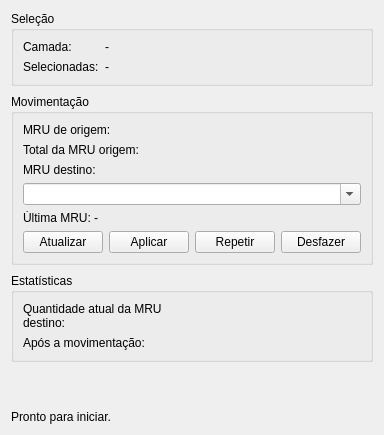
The window that dialog.ui (dhouglastellus-ops/MRUTools) describes before a commit, drawn with Qt 5.
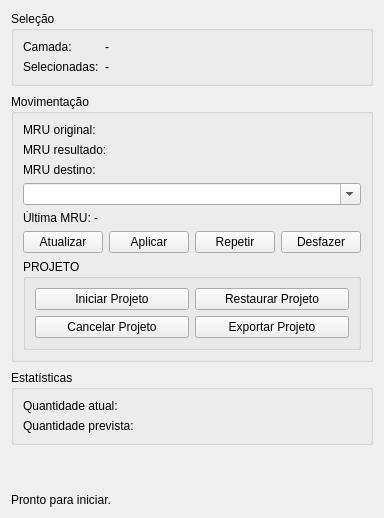
The same window after the commit.

Commit message: Adiciona arquivos gerados pelo Copilot

The edit to the form file:
```diff
--- a/dialog.ui
+++ b/dialog.ui
@@ -64,14 +64,14 @@
       <item>
        <widget class="QLabel" name="origin_label">
         <property name="text">
-         <string>MRU de origem:</string>
+         <string>MRU original:</string>
         </property>
        </widget>
       </item>
       <item>
        <widget class="QLabel" name="total_label">
         <property name="text">
-         <string>Total da MRU origem:</string>
+         <string>MRU resultado:</string>
         </property>
         <property name="wordWrap">
          <bool>true</bool>
@@ -134,6 +134,43 @@
         </item>
        </layout>
       </item>
+      <item>
+       <widget class="QGroupBox" name="project_group">
+        <property name="title">
+         <string>PROJETO</string>
+        </property>
+        <layout class="QGridLayout" name="project_layout">
+         <item row="0" column="0">
+          <widget class="QPushButton" name="start_project_button">
+           <property name="text">
+            <string>Iniciar Projeto</string>
+           </property>
+          </widget>
+         </item>
+         <item row="0" column="1">
+          <widget class="QPushButton" name="restore_project_button">
+           <property name="text">
+            <string>Restaurar Projeto</string>
+           </property>
+          </widget>
+         </item>
+         <item row="1" column="0">
+          <widget class="QPushButton" name="cancel_project_button">
+           <property name="text">
+            <string>Cancelar Projeto</string>
+           </property>
+          </widget>
+         </item>
+         <item row="1" column="1">
+          <widget class="QPushButton" name="export_project_button">
+           <property name="text">
+            <string>Exportar Projeto</string>
+           </property>
+          </widget>
+         </item>
+        </layout>
+       </widget>
+      </item>
      </layout>
     </widget>
    </item>
@@ -146,7 +183,7 @@
       <item row="0" column="0">
        <widget class="QLabel" name="destination_count_label">
         <property name="text">
-         <string>Quantidade atual da MRU destino:</string>
+         <string>Quantidade atual:</string>
         </property>
         <property name="wordWrap">
          <bool>true</bool>
@@ -156,7 +193,7 @@
       <item row="1" column="0">
        <widget class="QLabel" name="result_label">
         <property name="text">
-         <string>Após a movimentação:</string>
+         <string>Quantidade prevista:</string>
         </property>
         <property name="wordWrap">
          <bool>true</bool>
```
The commit also changes 1 other file.
